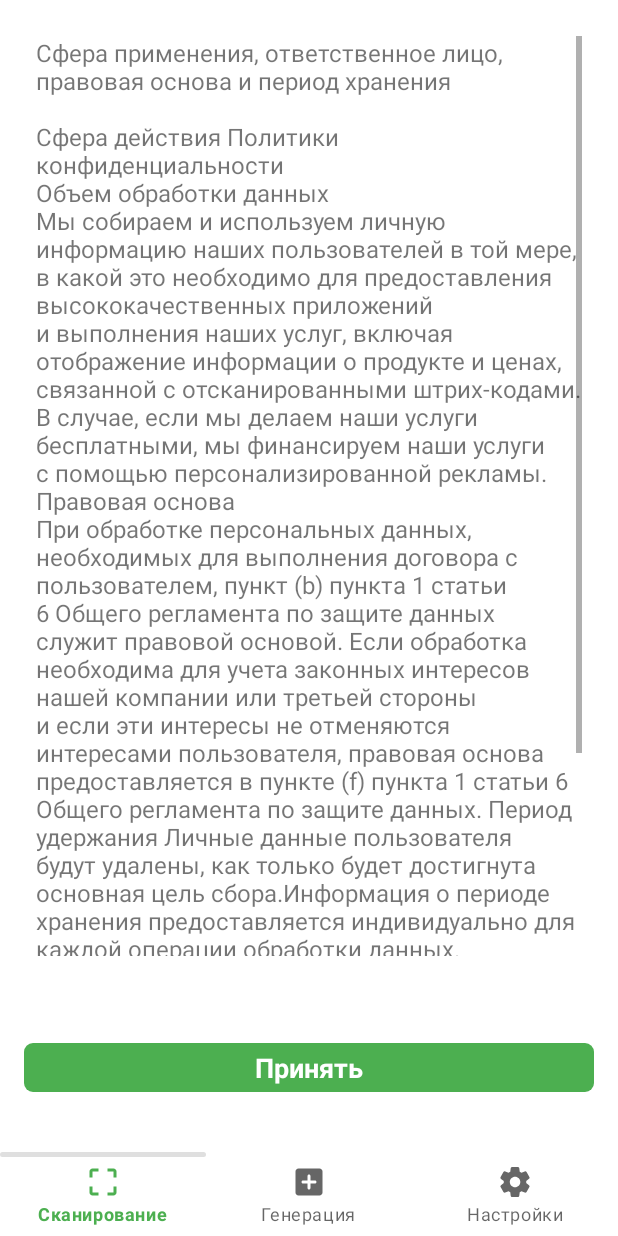
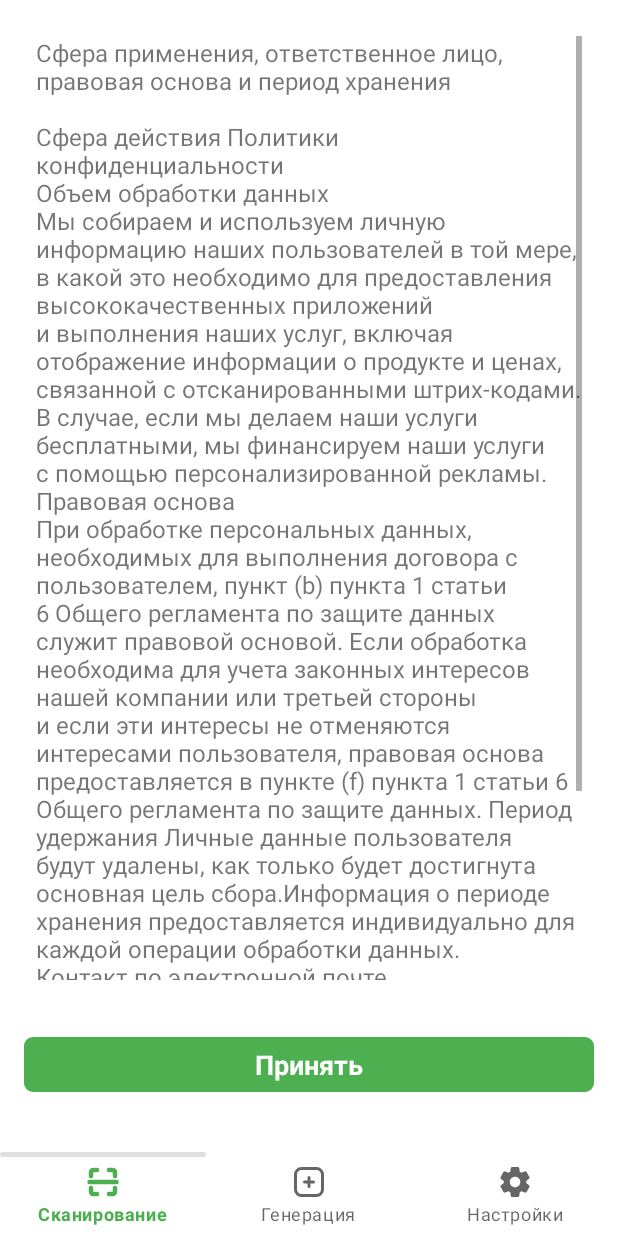
Before and after one commit to RennyFF/android_project_1, an Android app: the TermsFragment screen opened through its navigation route, on a phone screen of 412 x 824 dp. Run offline under Robolectric (Android 15) with nearby library versions, the phone set to English and light mode, and no system bars; our stand-ins replace navigation-ui.

Commit message:
initial commit

```diff
--- a/app/src/main/res/drawable/ic_round_generate_24dp.xml
+++ b/app/src/main/res/drawable/ic_round_generate_24dp.xml
@@ -1,5 +1,12 @@
-<vector xmlns:android="http://schemas.android.com/apk/res/android" android:height="24dp" android:tint="#656565" android:viewportHeight="24" android:viewportWidth="24" android:width="24dp">
-
-    <path android:fillColor="@android:color/white" android:pathData="M19,3L5,3c-1.11,0 -2,0.9 -2,2v14c0,1.1 0.89,2 2,2h14c1.1,0 2,-0.9 2,-2L21,5c0,-1.1 -0.9,-2 -2,-2zM16,13h-3v3c0,0.55 -0.45,1 -1,1s-1,-0.45 -1,-1v-3L8,13c-0.55,0 -1,-0.45 -1,-1s0.45,-1 1,-1h3L11,8c0,-0.55 0.45,-1 1,-1s1,0.45 1,1v3h3c0.55,0 1,0.45 1,1s-0.45,1 -1,1z"/>
-
+<vector xmlns:android="http://schemas.android.com/apk/res/android"
+    android:width="800dp"
+    android:height="800dp"
+    android:viewportWidth="24"
+    android:viewportHeight="24">
+  <path
+      android:pathData="M15,12H12M12,12H9M12,12V9M12,12V15M17,21H7C4.791,21 3,19.209 3,17V7C3,4.791 4.791,3 7,3H17C19.209,3 21,4.791 21,7V17C21,19.209 19.209,21 17,21Z"
+      android:strokeWidth="2"
+      android:fillColor="#00000000"
+      android:strokeColor="#000000"
+      android:strokeLineCap="round"/>
 </vector>
--- a/app/src/main/res/drawable/ic_scan_24dp.xml
+++ b/app/src/main/res/drawable/ic_scan_24dp.xml
@@ -1,5 +1,12 @@
-<vector xmlns:android="http://schemas.android.com/apk/res/android" android:height="24dp" android:tint="#656565" android:viewportHeight="24" android:viewportWidth="24" android:width="24dp">
-
-    <path android:fillColor="@android:color/white" android:pathData="M3,5v4h2L5,5h4L9,3L5,3c-1.1,0 -2,0.9 -2,2zM5,15L3,15v4c0,1.1 0.9,2 2,2h4v-2L5,19v-4zM19,19h-4v2h4c1.1,0 2,-0.9 2,-2v-4h-2v4zM19,3h-4v2h4v4h2L21,5c0,-1.1 -0.9,-2 -2,-2z"/>
-
+<vector xmlns:android="http://schemas.android.com/apk/res/android"
+    android:width="800dp"
+    android:height="800dp"
+    android:viewportWidth="24"
+    android:viewportHeight="24">
+  <path
+      android:strokeWidth="1"
+      android:pathData="M5,8a1,1 0,0 1,-2 0L3,5.923c0,-0.76 0.082,-1.185 0.319,-1.627 0.223,-0.419 0.558,-0.754 0.977,-0.977C4.738,3.082 5.162,3 5.923,3L8,3a1,1 0,0 1,0 2L5.923,5c-0.459,0 -0.57,0.022 -0.684,0.082a0.364,0.364 0,0 0,-0.157 0.157c-0.06,0.113 -0.082,0.225 -0.082,0.684L5,8zM8,19a1,1 0,1 1,0 2L5.923,21c-0.76,0 -1.185,-0.082 -1.627,-0.319a2.363,2.363 0,0 1,-0.977 -0.977C3.082,19.262 3,18.838 3,18.077L3,16a1,1 0,1 1,2 0v2.077c0,0.459 0.022,0.57 0.082,0.684 0.038,0.07 0.087,0.12 0.157,0.157 0.113,0.06 0.225,0.082 0.684,0.082L8,19zM15,4a1,1 0,0 0,1 1h2.077c0.459,0 0.57,0.022 0.684,0.082 0.07,0.038 0.12,0.087 0.157,0.157 0.06,0.113 0.082,0.225 0.082,0.684L19,8a1,1 0,1 0,2 0L21,5.923c0,-0.76 -0.082,-1.185 -0.319,-1.627a2.363,2.363 0,0 0,-0.977 -0.977C19.262,3.082 18.838,3 18.077,3L16,3a1,1 0,0 0,-1 1zM19,16a1,1 0,1 1,2 0v2.077c0,0.76 -0.082,1.185 -0.319,1.627a2.364,2.364 0,0 1,-0.977 0.977c-0.442,0.237 -0.866,0.319 -1.627,0.319L16,21a1,1 0,1 1,0 -2h2.077c0.459,0 0.57,-0.022 0.684,-0.082a0.363,0.363 0,0 0,0.157 -0.157c0.06,-0.113 0.082,-0.225 0.082,-0.684L19,16zM3,11a1,1 0,1 0,0 2h18a1,1 0,1 0,0 -2L3,11z"
+      android:fillColor="#656565"
+      android:fillType="evenOdd"
+      android:strokeColor="#656565"/>
 </vector>
--- a/app/src/main/res/layout/custom_switch_layout.xml
+++ b/app/src/main/res/layout/custom_switch_layout.xml
@@ -22,6 +22,7 @@
         android:layout_alignParentEnd="true"
         android:layout_centerVertical="true"
         android:layout_marginStart="36dp"
+        android:textSize="16dp"
         android:thumb="@drawable/thumb"
         android:background="@android:color/transparent"
         app:track="@drawable/track" />
--- a/app/src/main/res/layout/dialog_layout_terms.xml
+++ b/app/src/main/res/layout/dialog_layout_terms.xml
@@ -9,7 +9,7 @@
         android:padding="8dp"
         android:layout_height="fill_parent"
         android:layout_above="@+id/btn_close"
-        android:layout_marginBottom="50dp"
+        android:layout_marginBottom="30dp"
         android:orientation="vertical">
 
         <ScrollView
@@ -36,7 +36,7 @@
         android:layout_alignParentBottom="true"
         android:textColor="@color/white"
         android:textAlignment="center"
-        android:padding="4dp"
+        android:padding="6dp"
         android:textSize="18dp"
         android:textStyle="bold"
         android:layout_marginBottom="80dp"
```
Also changed, not shown: app/src/main/res/layout/fragment_notifications.xml (+47 -38 lines).
